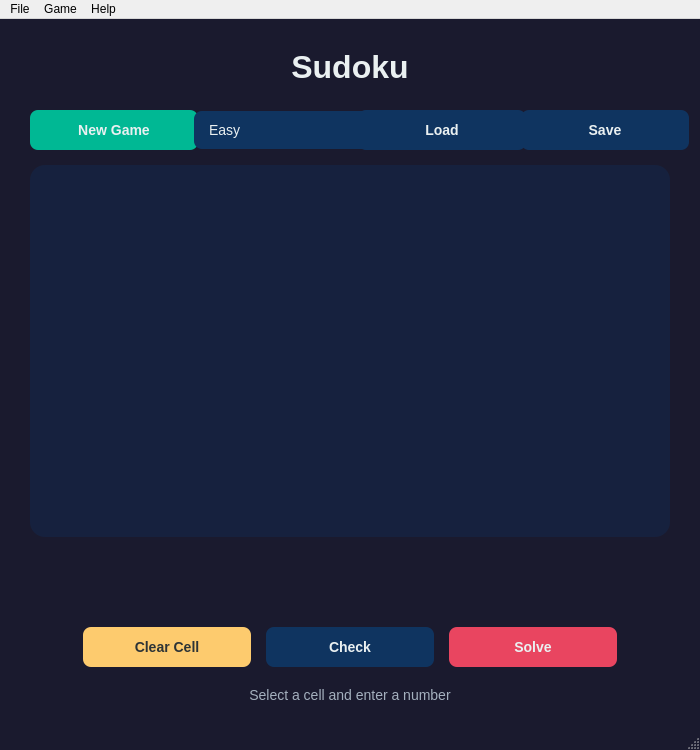
Above: 00_Projects/01_First/Sudoku/sudoku.ui from salah0eldin/SW_Diploma_files before the change. Below: the same form after it.
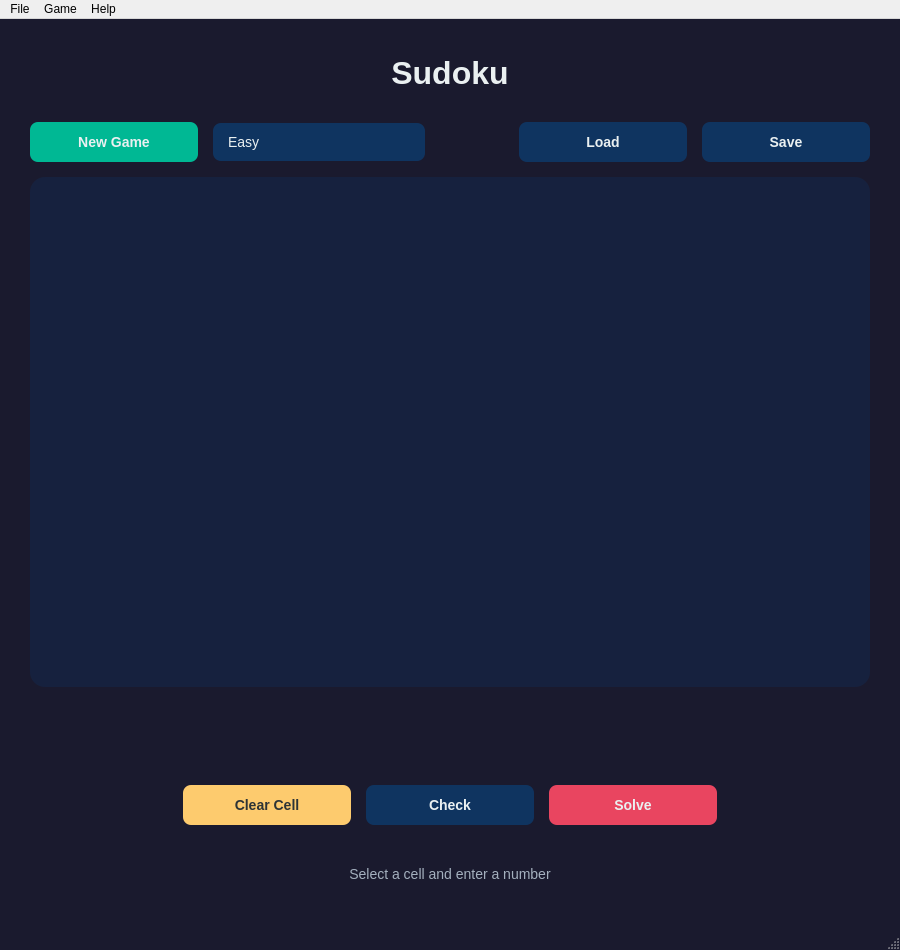
That is the form after the change.

What changed in the file:
```diff
--- a/00_Projects/01_First/Sudoku/sudoku.ui
+++ b/00_Projects/01_First/Sudoku/sudoku.ui
@@ -12,8 +12,8 @@
   </property>
   <property name="minimumSize">
    <size>
-    <width>600</width>
-    <height>650</height>
+    <width>900</width>
+    <height>950</height>
    </size>
   </property>
   <property name="windowTitle">
```
